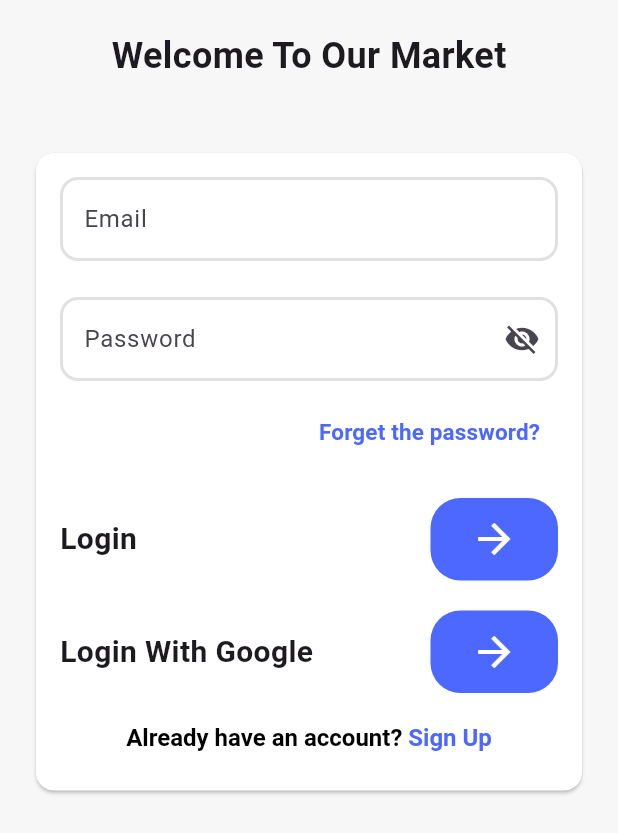
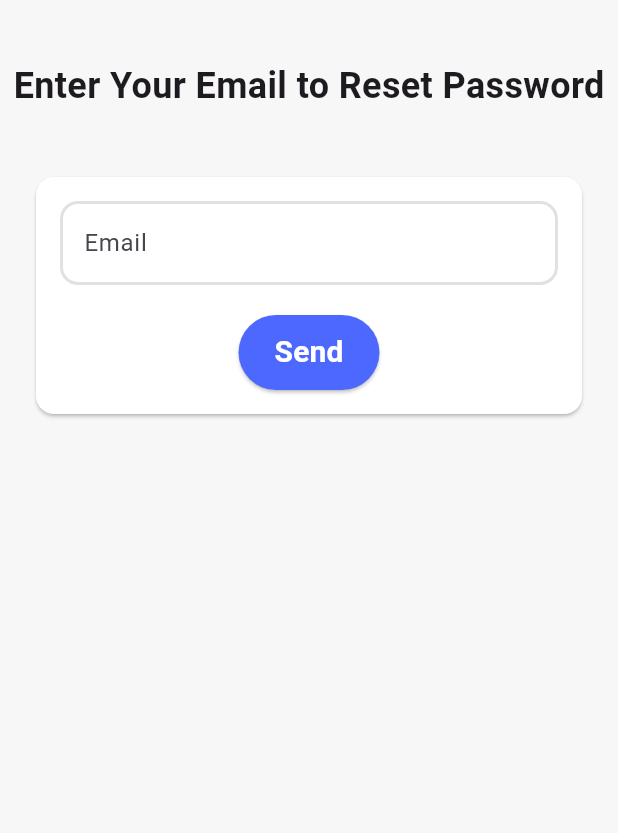
Before and after one commit to KareemTantawi/Our_Market, a Flutter app: the screen it shows after launch, after a tap on "Forget the password?", on a phone screen of 412 x 824 dp. Shown: the top 833 px of the screen. Run offline on Flutter 3.47's test engine with Material 3 defaults, Android fonts, the phone set to English and light mode, and no system bars.

Commit message:
finish the forget password view

```diff
--- /dev/null
+++ b/lib/views/auth/ui/forget_password_view.dart
@@ -0,0 +1,70 @@
+import 'package:flutter/material.dart';
+import 'package:our_market/core/app_colors.dart';
+
+import '../../../core/widgets/custom_text_from_field.dart';
+
+class ForgetPasswordView extends StatelessWidget {
+  const ForgetPasswordView({super.key});
+
+  @override
+  Widget build(BuildContext context) {
+    return Scaffold(
+      body: SafeArea(
+        child: Column(
+          children: [
+            SizedBox(
+              height: 40,
+            ),
+            Text(
+              'Enter Your Email to Reset Password',
+              style: TextStyle(
+                fontSize: 24,
+                fontWeight: FontWeight.bold,
+              ),
+            ),
+            SizedBox(
+              height: 20,
+            ),
+            Card(
+              color: AppColors.kWhiteColor,
+              margin: EdgeInsets.all(24),
+              shape: RoundedRectangleBorder(
+                borderRadius: BorderRadius.all(
+                  Radius.circular(12),
+                ),
+              ),
+              child: Padding(
+                padding: const EdgeInsets.all(16.0),
+                child: Column(
+                  children: [
+                    CustomTextFormField(
+                      labelText: 'Email',
+                    ),
+                    SizedBox(
+                      height: 20,
+                    ),
+                    ElevatedButton(
+                      onPressed: () {},
+                      style: ElevatedButton.styleFrom(
+                        backgroundColor: AppColors.kPrimaryColor,
+                        minimumSize: Size(20, 50),
+                      ),
+                      child: Text(
+                        'Send',
+                        style: TextStyle(
+                          fontSize: 20,
+                          fontWeight: FontWeight.bold,
+                          color: Colors.white,
+                        ),
+                      ),
+                    )
+                  ],
+                ),
+              ),
+            )
+          ],
+        ),
+      ),
+    );
+  }
+}
--- a/lib/views/auth/ui/login_view.dart
+++ b/lib/views/auth/ui/login_view.dart
@@ -2,6 +2,7 @@ import 'package:flutter/material.dart';
 import 'package:our_market/core/app_colors.dart';
 import 'package:our_market/core/widgets/custom_row_widget.dart';
 import 'package:our_market/core/widgets/custom_text_from_field.dart';
+import 'package:our_market/views/auth/ui/forget_password_view.dart';
 
 class LoginView extends StatelessWidget {
   const LoginView({super.key});
@@ -60,7 +61,16 @@ class LoginView extends StatelessWidget {
                     Align(
                       alignment: Alignment.centerRight,
                       child: TextButton(
-                        onPressed: () {},
+                        onPressed: () {
+                          Navigator.push(
+                            context,
+                            MaterialPageRoute(
+                              builder: (_) {
+                                return ForgetPasswordView();
+                              },
+                            ),
+                          );
+                        },
                         child: Text(
                           'Forget the password?',
                           style: TextStyle(
```
